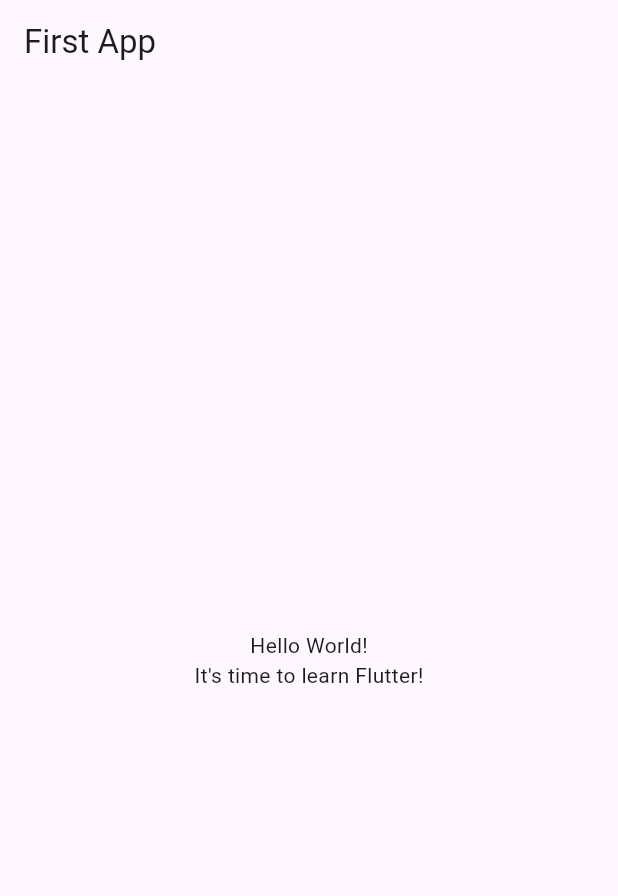
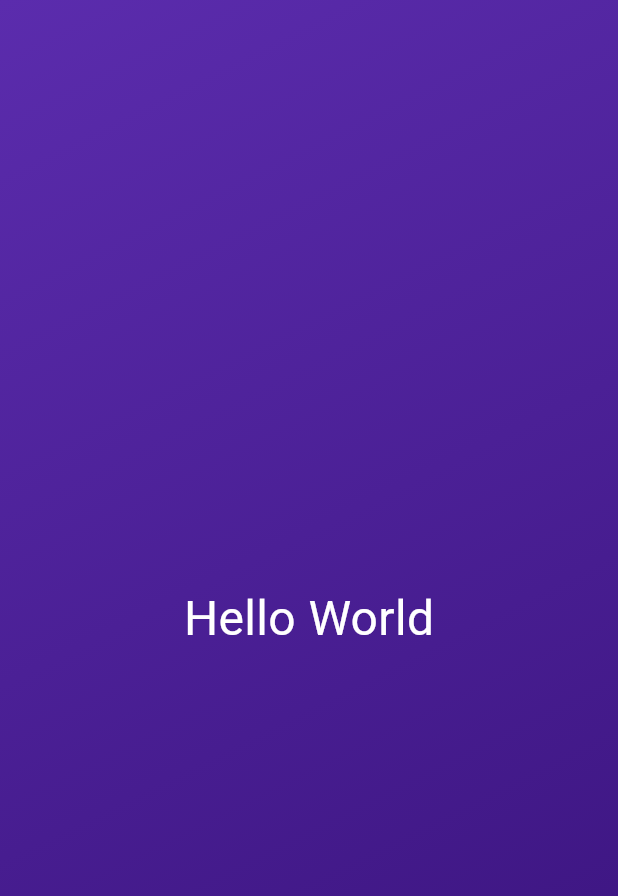
Before and after one commit to ElsonNezaj/first_app, a Flutter app: the screen it shows after launch, on a phone screen of 412 x 824 dp. Shown: the top 896 px of the screen. Run offline on Flutter 3.47's test engine with Material 3 defaults, Android fonts, the phone set to English and light mode, and no system bars.

Commit message:
learned about Container, Box Decoration, Text, Text Styles and Center, Scaffold

```diff
--- a/lib/main.dart
+++ b/lib/main.dart
@@ -1,37 +1,26 @@
-import 'package:flutter/material.dart';
+import "package:flutter/material.dart";
 
 void main() {
-  runApp(const MyApp());
-}
-
-class MyApp extends StatelessWidget {
-  const MyApp({super.key});
-
-  @override
-  Widget build(BuildContext context) {
-    return MaterialApp(
-      title: 'Flutter Demo',
-      theme: ThemeData(
-        primarySwatch: Colors.blue,
-      ),
+  runApp(
+    MaterialApp(
       home: Scaffold(
-        appBar: AppBar(
-          title: const Text('First App'),
-        ),
-        body: Center(
-          child: Column(
-            mainAxisAlignment: MainAxisAlignment.center,
-            children: const [
-              Text(
-                'Hello World!',
+        body: Container(
+          decoration: const BoxDecoration(
+              gradient: LinearGradient(colors: [
+            Color.fromARGB(255, 91, 44, 173),
+            Color.fromARGB(255, 55, 17, 121)
+          ], begin: Alignment.topLeft, end: Alignment.bottomRight)),
+          child: const Center(
+            child: Text(
+              "Hello World",
+              style: TextStyle(
+                color: Colors.white,
+                fontSize: 32,
               ),
-              Text(
-                'It\'s time to learn Flutter!',
-              ),
-            ],
+            ),
           ),
         ),
       ),
-    );
-  }
+    ),
+  );
 }
```
Also changed, not shown: 1 other file.
